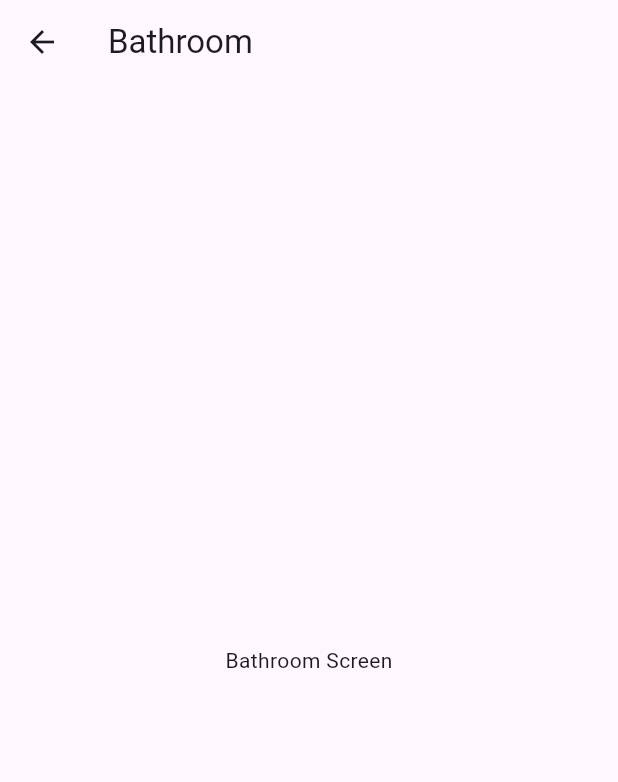
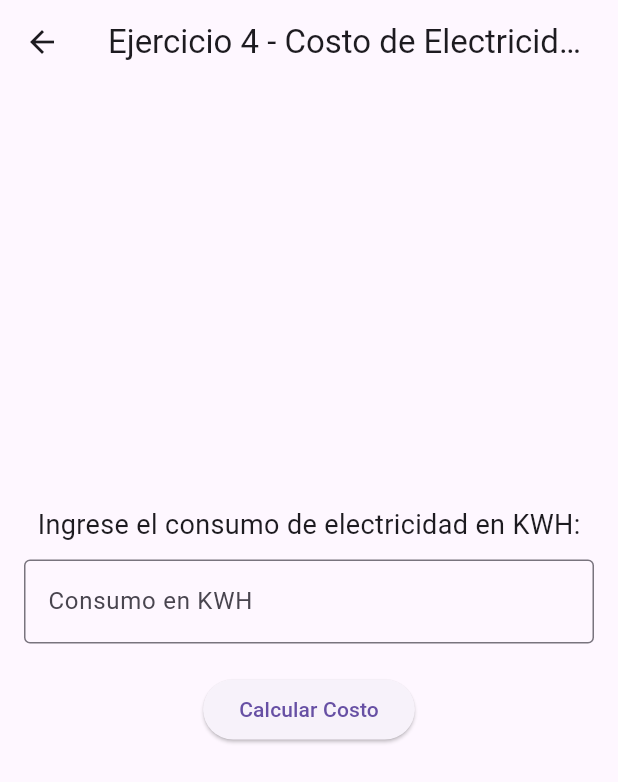
Before and after one commit to leodlc/g1-apps-moviles, a Flutter app: the FourthScreen screen opened directly, on a phone screen of 412 x 824 dp. Shown: the top 782 px of the screen. Run offline on Flutter 3.47's test engine with Material 3 defaults, Android fonts, the phone set to English and light mode, and no system bars.

Commit message:
ejercicios 3 y 4 añadidos

```diff
--- a/deber1g1/lib/screens/algoritmo4.dart
+++ b/deber1g1/lib/screens/algoritmo4.dart
@@ -1,11 +1,95 @@
 import 'package:flutter/material.dart';
 
-class FourthScreen extends StatelessWidget {
+class FourthScreen extends StatefulWidget {
+  @override
+  _FourthScreenState createState() => _FourthScreenState();
+}
+
+class _FourthScreenState extends State<FourthScreen> {
+  final TextEditingController _controller = TextEditingController();
+  String _resultado = '';
+
+  // Función para calcular el costo basado en el consumo sin IVA
+  double calcularSubtotal(int consumo) {
+    if (consumo <= 50) {
+      // Primer tramo (120)
+      return consumo * 30;
+    } else if (consumo <= 100) {
+      int consumoExceso = consumo - 50;
+      return (50 * 30) + (consumoExceso * 35);
+    } else {
+      int consumoExceso = consumo - 100;
+      return (50 * 30) + (50 * 35) + (consumoExceso * 42);
+    }
+  }
+
+  // Función para manejar el cálculo del total con IVA y actualizar la UI
+  void _calcular() {
+    int? consumo = int.tryParse(_controller.text);
+
+    // Validación de datos
+    if (consumo == null || consumo < 0) {
+      setState(() {
+        _resultado = 'Por favor, ingrese un consumo válido (número positivo).';
+      });
+      return;
+    }
+
+    double subtotal = calcularSubtotal(consumo);
+    double iva = subtotal * 0.15; // 15% de IVA
+    double totalConIva = subtotal + iva;
+
+    setState(() {
+      _resultado = '''
+Subtotal sin IVA: \$${subtotal.toStringAsFixed(2)}
+IVA (15%): \$${iva.toStringAsFixed(2)}
+Total a pagar: \$${totalConIva.toStringAsFixed(2)}
+      ''';
+    });
+  }
+
   @override
   Widget build(BuildContext context) {
     return Scaffold(
-      appBar: AppBar(title: Text('Bathroom')),
-      body: Center(child: Text('Bathroom Screen')),
+      appBar: AppBar(title: Text('Ejercicio 4 - Costo de Electricidad')),
+      body: Padding(
+        padding: const EdgeInsets.all(16.0),
+        child: Column(
+          mainAxisAlignment: MainAxisAlignment.center,
+          children: [
+            Text(
+              'Ingrese el consumo de electricidad en KWH:',
+              style: TextStyle(fontSize: 18),
+            ),
+            SizedBox(height: 10),
+            TextField(
+              controller: _controller,
+              keyboardType: TextInputType.number,
+              decoration: InputDecoration(
+                border: OutlineInputBorder(),
+                labelText: 'Consumo en KWH',
+              ),
+            ),
+            SizedBox(height: 20),
+            ElevatedButton(
+              onPressed: _calcular,
+              child: Text('Calcular Costo'),
+            ),
+            SizedBox(height: 20),
+            Text(
+              _resultado,
+              style: TextStyle(fontSize: 18, fontWeight: FontWeight.bold),
+              textAlign: TextAlign.center,
+            ),
+          ],
+        ),
+      ),
     );
   }
+
+  @override
+  void dispose() {
+    _controller.dispose();
+    super.dispose();
+  }
 }
--- a/deber1g1/lib/screens/algoritmo6.dart
+++ b/deber1g1/lib/screens/algoritmo6.dart
@@ -47,7 +47,8 @@ class _SixthScreenState extends State<SixthScreen> {
 
     // Calcular total sin IVA
     double totalSinIVA = totalPaltos + totalLimones + totalChirimoyos;
-    int cantidadTotalArboles = cantidadPaltos + cantidadLimones + cantidadChirimoyos;
+    int cantidadTotalArboles =
+        cantidadPaltos + cantidadLimones + cantidadChirimoyos;
 
     // Aplicar descuento adicional si hay más de 1000 árboles
     if (cantidadTotalArboles > 1000) {
```
Also changed, not shown: deber1g1/lib/screens/algoritmo3.dart (+67 -3 lines).
